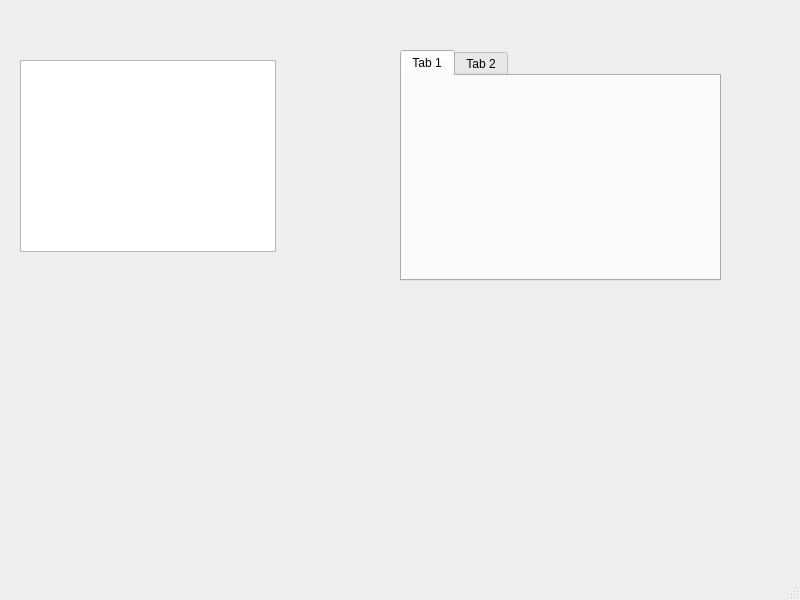
The window that sci_ui_library_widget.ui (Liuxz17/SE2020-KittyRush) describes before a commit, drawn with Qt 5.
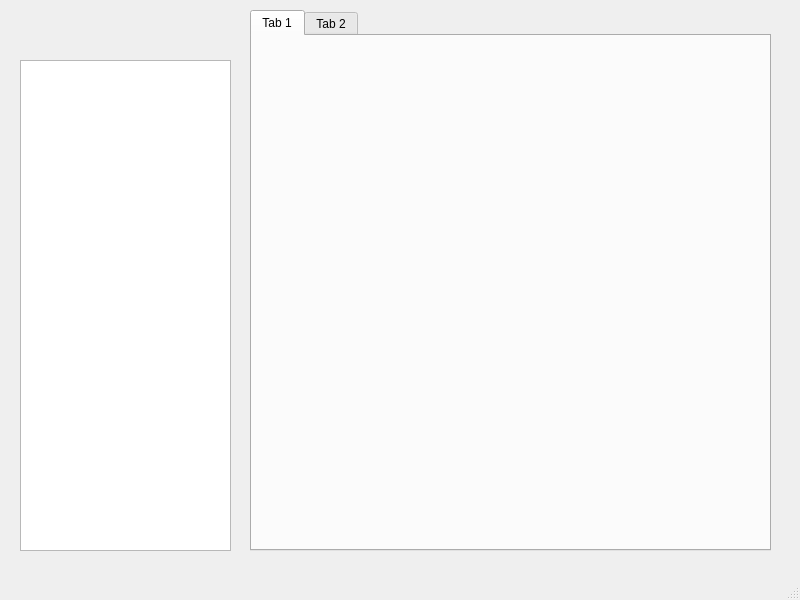
The same window after the commit.

The edit to the form file:
```diff
--- a/sci_ui_library_widget.ui
+++ b/sci_ui_library_widget.ui
@@ -19,18 +19,18 @@
      <rect>
       <x>20</x>
       <y>60</y>
-      <width>256</width>
-      <height>192</height>
+      <width>211</width>
+      <height>491</height>
      </rect>
     </property>
    </widget>
    <widget class="QTabWidget" name="tabWidget_file_edit">
     <property name="geometry">
      <rect>
-      <x>400</x>
-      <y>50</y>
-      <width>321</width>
-      <height>231</height>
+      <x>250</x>
+      <y>10</y>
+      <width>521</width>
+      <height>541</height>
      </rect>
     </property>
     <widget class="QWidget" name="tab">
```
